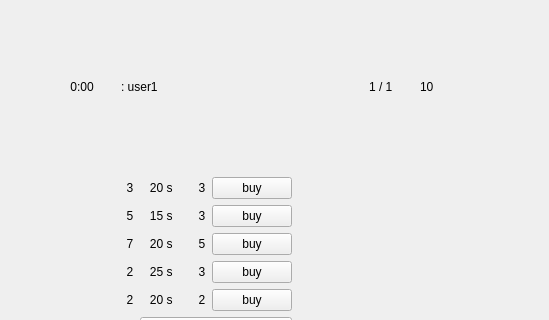
sinahdp/Farmopolis, file src/farmopolis.ui: the form before one commit; both pictures show x 0 to 549 and y 0 to 320 of the 549 by 708 pixel window.
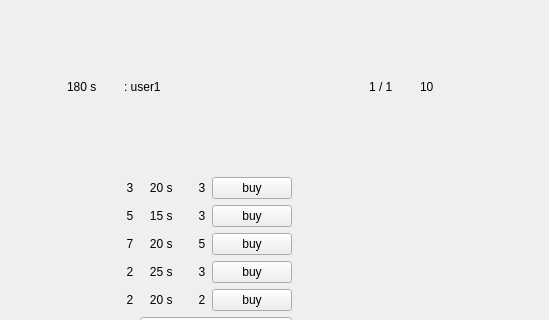
The form after the commit.

What changed in the file:
```diff
--- a/src/farmopolis.ui
+++ b/src/farmopolis.ui
@@ -72,7 +72,7 @@
           <number>30</number>
          </property>
          <item row="0" column="0">
-          <layout class="QGridLayout" name="gridLayout_18" rowstretch="0,0,0,0,1" columnstretch="8,16">
+          <layout class="QGridLayout" name="gridLayout_18" rowstretch="0,0,0,0,0" columnstretch="8,16">
            <property name="spacing">
             <number>30</number>
            </property>
@@ -91,7 +91,7 @@
              <item>
               <widget class="QLabel" name="timerGamelabel">
                <property name="text">
-                <string> 0:00</string>
+                <string>180 s</string>
                </property>
               </widget>
              </item>
```
Left out of the diff: 306 changed lines with no effect on the pictures.
